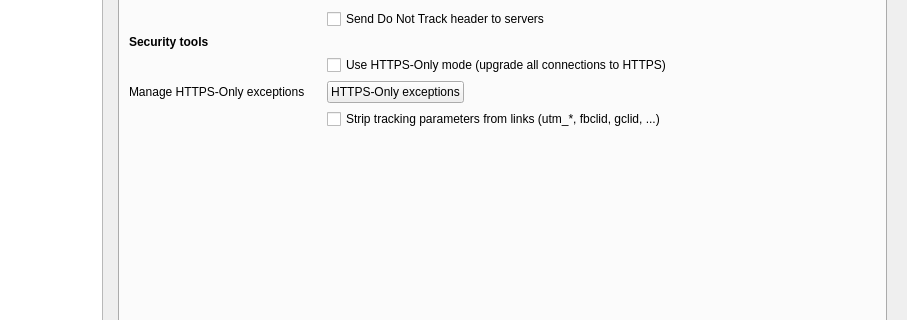
Above: src/lib/preferences/preferences.ui from osza-tools/osza-browser before the change; both pictures show x 128 to 1035 and y 197 to 517 of the 1035 by 727 pixel window. Below: the same form after it.
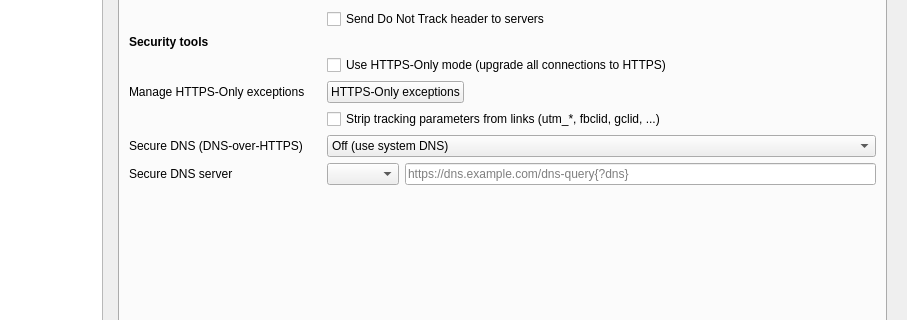
That is the form after the change. The open tabs and pages were chosen to show the change. Custom widgets are drawn as their Qt base class.

Commit message: security: DoH plumbing, the security dashboard sidebar and padlock HTTPS-Only shortcuts

What changed in the file:
```diff
--- a/src/lib/preferences/preferences.ui
+++ b/src/lib/preferences/preferences.ui
@@ -2427,7 +2427,73 @@
                  </property>
                 </widget>
                </item>
-               <item row="13" column="0" colspan="3">
+               <item row="13" column="0">
+                <widget class="QLabel" name="labelSecureDns">
+                 <property name="text">
+                  <string>Secure DNS (DNS-over-HTTPS)</string>
+                 </property>
+                </widget>
+               </item>
+               <item row="13" column="2">
+                <widget class="QComboBox" name="dnsOverHttpsMode">
+                 <property name="sizePolicy">
+                  <sizepolicy hsizetype="Preferred" vsizetype="Fixed">
+                   <horstretch>0</horstretch>
+                   <verstretch>0</verstretch>
+                  </sizepolicy>
+                 </property>
+                 <property name="toolTip">
+                  <string>Resolve all hostnames through an encrypted DNS-over-HTTPS server.
+Secure DNS with fallback falls back to the system DNS if the secure server fails.
+Secure DNS only never falls back - if the secure server fails, pages will not load.
+Requires QtWebEngine 6.6 or newer.</string>
+                 </property>
+                 <item>
+                  <property name="text">
+                   <string>Off (use system DNS)</string>
+                  </property>
+                 </item>
+                 <item>
+                  <property name="text">
+                   <string>Secure DNS with fallback</string>
+                  </property>
+                 </item>
+                 <item>
+                  <property name="text">
+                   <string>Secure DNS only (no fallback)</string>
+                  </property>
+                 </item>
+                </widget>
+               </item>
+               <item row="14" column="0">
+                <widget class="QLabel" name="labelDnsOverHttpsServer">
+                 <property name="text">
+                  <string>Secure DNS server</string>
+                 </property>
+                </widget>
+               </item>
+               <item row="14" column="2">
+                <layout class="QHBoxLayout" name="horizontalLayoutSecureDns">
+                 <item>
+                  <widget class="QComboBox" name="dnsOverHttpsServers">
+                   <property name="toolTip">
+                    <string>Choose a known secure DNS provider, or Custom to enter your own DNS-over-HTTPS URI template.</string>
+                   </property>
+                  </widget>
+                 </item>
+                 <item>
+                  <widget class="QLineEdit" name="dnsOverHttpsCustom">
+                   <property name="toolTip">
+                    <string>DNS-over-HTTPS URI template, for example https://dns.example.com/dns-query{?dns}</string>
+                   </property>
+                   <property name="placeholderText">
+                    <string>https://dns.example.com/dns-query{?dns}</string>
+                   </property>
+                  </widget>
+                 </item>
+                </layout>
+               </item>
+               <item row="16" column="0" colspan="3">
                 <spacer name="verticalSpacer_3">
                  <property name="orientation">
                   <enum>Qt::Orientation::Vertical</enum>
```
The commit also changes 28 other files.
